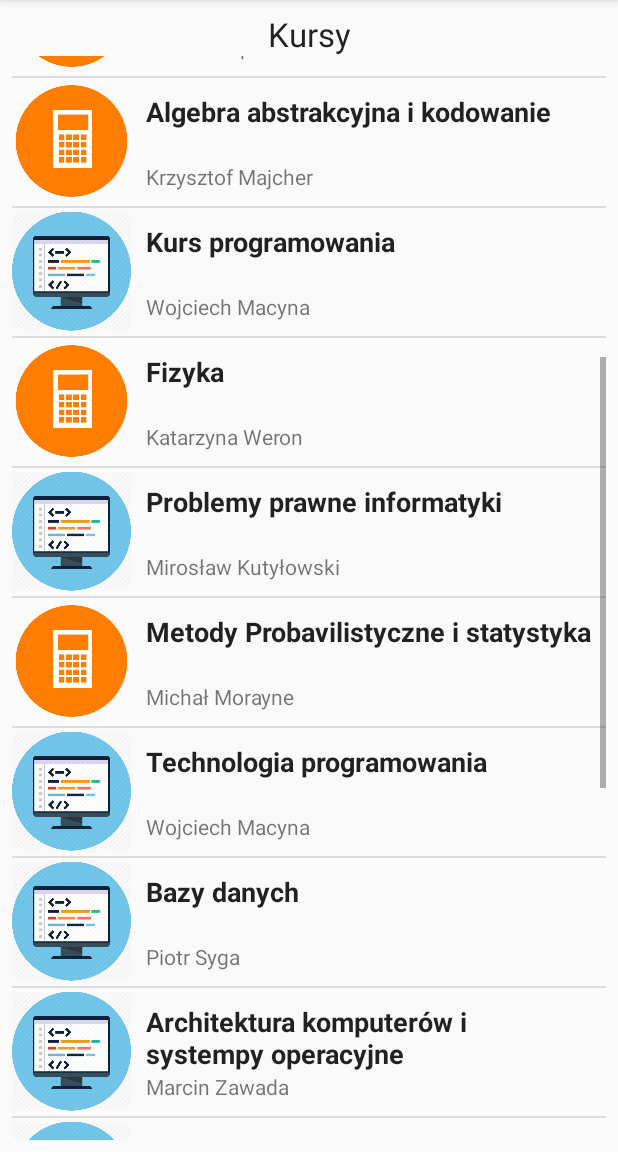
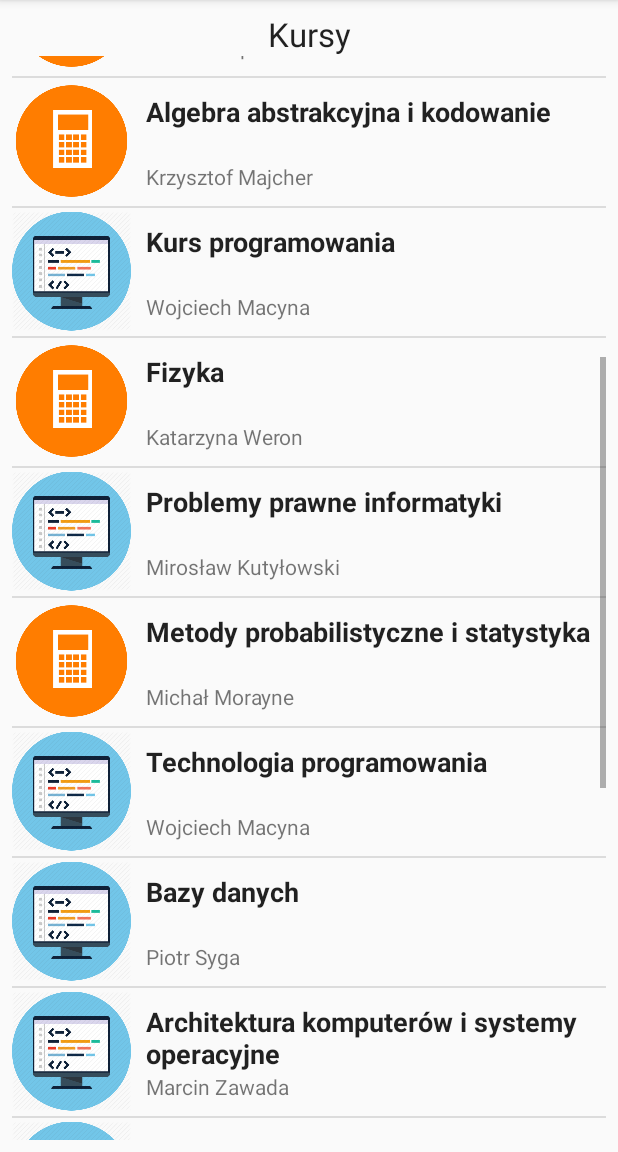
Before and after one commit to dawidw28/W11, an Android app: the CoursesActivity screen opened directly, with no data from a screen before it, scrolled down 505 dp, on a phone screen of 412 x 824 dp, the part 84-1236 px from its top. Run offline under Robolectric (Android 15) with nearby library versions, the phone set to English and light mode, and no system bars.

Commit message:
Correct names

```diff
--- a/app/src/main/java/com/example/w11/courses/CoursesActivity.kt
+++ b/app/src/main/java/com/example/w11/courses/CoursesActivity.kt
@@ -26,10 +26,10 @@ class CoursesActivity : AppCompatActivity() {
         courseList.add(Course(R.drawable.inf_icon, "Kurs programowania",2, 4, "Wojciech Macyna", "Podstawy Javy z elementami C++. Samodzielna nauka wskazana."))
         courseList.add(Course(R.drawable.math, "Fizyka",2, 3, "Katarzyna Weron", "Nikt tego nie chce, ale każdy musi. Łatwo zdać."))
         courseList.add(Course(R.drawable.inf_icon, "Problemy prawne informatyki",2, 3, "Mirosław Kutyłowski", "Bardzo ważny przedmiot. Dowiesz się za co pójdziesz do więzienia."))
-        courseList.add(Course(R.drawable.math, "Metody Probavilistyczne i statystyka",3, 6, "Michał Morayne", "Bajkowe przykłady, materiał przerabiany w tempie PKP, egzamin łatwy."))
+        courseList.add(Course(R.drawable.math, "Metody probabilistyczne i statystyka",3, 6, "Michał Morayne", "Bajkowe przykłady, materiał przerabiany w tempie PKP, egzamin łatwy."))
         courseList.add(Course(R.drawable.inf_icon, "Technologia programowania",3, 6, "Wojciech Macyna", "Java podobnie jak w II semestrze. Podobnie też samodzielna nauka wskazana."))
         courseList.add(Course(R.drawable.inf_icon, "Bazy danych",3, 6, "Piotr Syga", "Dużo konkretnej wiedzy. Bazy przerobione wzdłuż i wszerz. Dużo wyniesiesz z tego kursu."))
-        courseList.add(Course(R.drawable.inf_icon, "Architektura komputerów i systempy operacyjne",3, 9, "Marcin Zawada", "Dużo wiedzy, dużo pracy."))
+        courseList.add(Course(R.drawable.inf_icon, "Architektura komputerów i systemy operacyjne",3, 9, "Marcin Zawada", "Dużo wiedzy, dużo pracy."))
         courseList.add(Course(R.drawable.inf_icon, "Algorytmy i struktury danych",4, 6, "Maciej Gębala", "Zaprzyjaźnij się z Cormenem."))
         courseList.add(Course(R.drawable.inf_icon, "Technologie sieciowe",4, 4, "Łukasz Krzywiecki", "Dużo nauki o protokołach, ale podłączać internetu się nie nauczysz."))
         courseList.add(Course(R.drawable.math, "Obliczenia naukowe",5, 4, "Paweł Zieliński", "Myślałeś, że 5 semestr to już koniec matematyki na studiach? Nie tym razem."))
```
